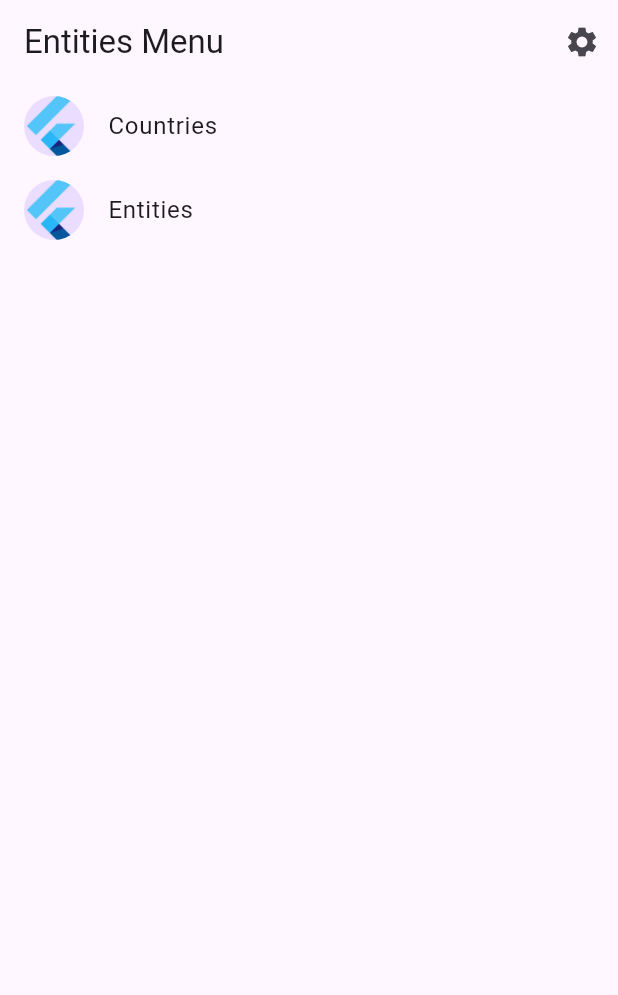
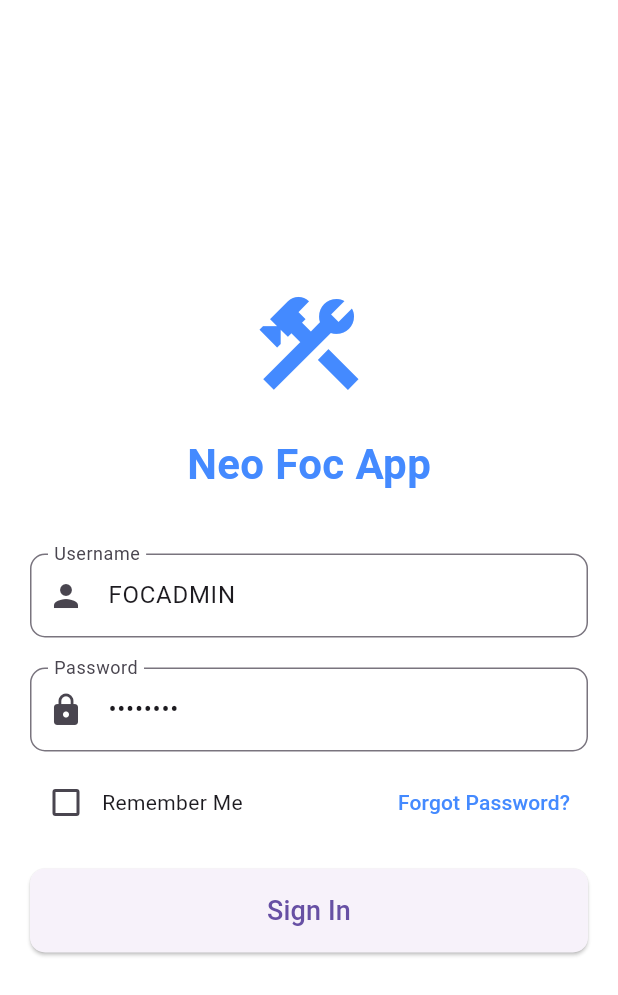
Before and after one commit to antoinesamaha/neofoc, a Flutter app: the screen it shows after launch, on a phone screen of 412 x 824 dp. Shown: the top 995 px of the screen. Run offline on Flutter 3.47's test engine with Material 3 defaults, Android fonts, the phone set to English and light mode, and no system bars; our stand-ins replace flutter_form_builder, get_it, go_router, shared_preferences; generated files the repository leaves out were written again.

Commit message:
foc-ui implement get-it and login page

```diff
--- a/foc-ui/focui/lib/src/app.dart
+++ b/foc-ui/focui/lib/src/app.dart
@@ -1,6 +1,9 @@
 import 'package:flutter/material.dart';
 import 'package:flutter_gen/gen_l10n/app_localizations.dart';
 import 'package:flutter_localizations/flutter_localizations.dart';
+import 'package:focui/main.dart';
+import 'package:focui/src/app_router.dart';
+import 'package:focui/src/auth/login_page.dart';
 import 'package:focui/src/entities/foc_entity_feature/foc_entity.dart';
 import 'package:focui/src/entities/foc_entity_feature/foc_list_view.dart';
 import 'package:focui/src/entities/meta_feature/meta_entity.dart';
@@ -8,15 +11,17 @@ import 'package:focui/src/entities/meta_feature/meta_entity_list_view.dart';
 import 'package:focui/src/entities/meta_feature/meta_service.dart';
 import 'package:focui/src/menu/menu_view.dart';
 import 'package:focui/src/settings/theme_toggle_widget.dart';
+import 'package:go_router/go_router.dart';
 
 import 'sample_feature/sample_item_details_view.dart';
 import 'sample_feature/sample_item_list_view.dart';
+import 'services/auth_service.dart';
 import 'settings/settings_controller.dart';
 import 'settings/settings_view.dart';
 
 /// The Widget that configures your application.
-class MyApp extends StatelessWidget {
-  const MyApp({
+class NeoFocApp extends StatelessWidget {
+  const NeoFocApp({
     super.key,
     required this.settingsController,
   });
@@ -25,94 +30,110 @@ class MyApp extends StatelessWidget {
 
   @override
   Widget build(BuildContext context) {
+    return MaterialApp.router(
+      title: 'Auth Routing App',
+      routerConfig: appRouter, // Use the imported appRouter
+    );
+  }
+
   // Glue the SettingsController to the MaterialApp.
   //
   // The ListenableBuilder Widget listens to the SettingsController for changes.
   // Whenever the user updates their settings, the MaterialApp is rebuilt.
-    return ListenableBuilder(
-      listenable: settingsController,
-      builder: (BuildContext context, Widget? child) {
-        return MaterialApp(
-            // Providing a restorationScopeId allows the Navigator built by the
-            // MaterialApp to restore the navigation stack when a user leaves and
-            // returns to the app after it has been killed while running in the
-            // background.
-            restorationScopeId: 'app',
+  // return ListenableBuilder(
+  //   listenable: settingsController,
+  //   builder: (BuildContext context, Widget? child) {
+  //     return MaterialApp(
+  //         // Providing a restorationScopeId allows the Navigator built by the
+  //         // MaterialApp to restore the navigation stack when a user leaves and
+  //         // returns to the app after it has been killed while running in the
+  //         // background.
+  //         restorationScopeId: 'app',
 
-            // Provide the generated AppLocalizations to the MaterialApp. This
-            // allows descendant Widgets to display the correct translations
-            // depending on the user's locale.
-            localizationsDelegates: const [
-              AppLocalizations.delegate,
-              GlobalMaterialLocalizations.delegate,
-              GlobalWidgetsLocalizations.delegate,
-              GlobalCupertinoLocalizations.delegate,
-            ],
-            supportedLocales: const [
-              Locale('en', ''), // English, no country code
-            ],
+  //         // Provide the generated AppLocalizations to the MaterialApp. This
+  //         // allows descendant Widgets to display the correct translations
+  //         // depending on the user's locale.
+  //         localizationsDelegates: const [
+  //           AppLocalizations.delegate,
+  //           GlobalMaterialLocalizations.delegate,
+  //           GlobalWidgetsLocalizations.delegate,
+  //           GlobalCupertinoLocalizations.delegate,
+  //         ],
+  //         supportedLocales: const [
+  //           Locale('en', ''), // English, no country code
+  //         ],
 
-            // Use AppLocalizations to configure the correct application title
-            // depending on the user's locale.
-            //
-            // The appTitle is defined in .arb files found in the localization
-            // directory.
-            onGenerateTitle: (BuildContext context) => AppLocalizations.of(context)!.appTitle,
+  //         // Use AppLocalizations to configure the correct application title
+  //         // depending on the user's locale.
+  //         //
+  //         // The appTitle is defined in .arb files found in the localization
+  //         // directory.
+  //         onGenerateTitle: (BuildContext context) => AppLocalizations.of(context)!.appTitle,
 
-            // Define a light and dark color theme. Then, read the user's
-            // preferred ThemeMode (light, dark, or system default) from the
-            // SettingsController to display the correct theme.
-            theme: ThemeData(),
-            darkTheme: ThemeData.dark(),
-            themeMode: settingsController.themeMode,
+  //         // Define a light and dark color theme. Then, read the user's
+  //         // preferred ThemeMode (light, dark, or system default) from the
+  //         // SettingsController to display the correct theme.
+  //         theme: ThemeData(),
+  //         darkTheme: ThemeData.light(), //dark
+  //         themeMode: settingsController.themeMode,
+
+  //         return MaterialApp.router(
+  //             title: 'Auth Routing App',
+  //             routerConfig: appRouter, // Use the imported appRouter
+  //           );
 
   // Define a function to handle named routes in order to support
   // Flutter web url navigation and deep linking.
-            onGenerateRoute: (RouteSettings routeSettings) {
-              final uri = Uri.parse(routeSettings.name!);
-              if (uri.pathSegments.length == 2 && uri.pathSegments[0] == 'entity') {
-                final entityName = uri.pathSegments[1];
-                MetaEntity metaEntity = MetaService().getEntityByName(entityName)!;
-                return MaterialPageRoute<void>(
-                  settings: routeSettings,
-                  builder: (BuildContext context) => FocListView(metaEntity: metaEntity),
-                );
+  // onGenerateRoute: (RouteSettings routeSettings) {
+  //   final uri = Uri.parse(routeSettings.name!);
+  //   if (uri.pathSegments.length == 2 && uri.pathSegments[0] == 'entity') {
+  //     final entityName = uri.pathSegments[1];
+  //     MetaEntity metaEntity = MetaService().getEntityByName(entityName)!;
+  //     return MaterialPageRoute<void>(
+  //       settings: routeSettings,
+  //       builder: (BuildContext context) => FocListView(metaEntity: metaEntity),
+  //     );
+  //   }
+
+  // switch (routeSettings.name) {
+  //   case LoginPage.routeName:
+  //     return MaterialPageRoute<void>(
+  //       settings: routeSettings,
+  //       builder: (BuildContext context) => LoginPage(logo: const Icon(Icons.local_hospital, size: 80, color: Colors.blueAccent), appName: "Labotron"),
+  //     );
+  //   case SettingsView.routeName:
+  //     return MaterialPageRoute<void>(
+  //       settings: routeSettings,
+  //       builder: (BuildContext context) => SettingsView(controller: settingsController),
+  //     );
+  //   case MenuView.routeName:
+  //     return MaterialPageRoute<void>(
+  //       settings: routeSettings,
+  //       builder: (BuildContext context) => const MenuView(),
+  //     );
+  //   case MetaEntityListView.routeName:
+  //     return MaterialPageRoute<void>(
+  //       settings: routeSettings,
+  //       builder: (BuildContext context) => const MetaEntityListView(),
+  //     );
+  //   case SampleItemDetailsView.routeName:
+  //     return MaterialPageRoute<void>(
+  //       settings: routeSettings,
+  //       builder: (BuildContext context) => const SampleItemDetailsView(),
+  //     );
+  //   case SampleItemListView.routeName:
+  //     return MaterialPageRoute<void>(
+  //       settings: routeSettings,
+  //       builder: (BuildContext context) => const SampleItemListView(),
+  //     );
+  //   default:
+  //     return MaterialPageRoute<void>(
+  //       settings: routeSettings,
+  //       builder: (BuildContext context) => const MenuView(),
+  //     );
+  // }
+  //         });
+  //   },
+  // );
+  // }
 }
-
-              switch (routeSettings.name) {
-                case SettingsView.routeName:
-                  return MaterialPageRoute<void>(
-                    settings: routeSettings,
-                    builder: (BuildContext context) => SettingsView(controller: settingsController),
-                  );
-                case MenuView.routeName:
-                  return MaterialPageRoute<void>(
-                    settings: routeSettings,
-                    builder: (BuildContext context) => const MenuView(),
-                  );
-                case MetaEntityListView.routeName:
-                  return MaterialPageRoute<void>(
-                    settings: routeSettings,
-                    builder: (BuildContext context) => const MetaEntityListView(),
-                  );
-                case SampleItemDetailsView.routeName:
-                  return MaterialPageRoute<void>(
-                    settings: routeSettings,
-                    builder: (BuildContext context) => const SampleItemDetailsView(),
-                  );
-                case SampleItemListView.routeName:
-                  return MaterialPageRoute<void>(
-                    settings: routeSettings,
-                    builder: (BuildContext context) => const SampleItemListView(),
-                  );
-                default:
-                  return MaterialPageRoute<void>(
-                    settings: routeSettings,
-                    builder: (BuildContext context) => const MenuView(),
-                  );
-              }
-            });
-      },
-    );
-  }
-}
--- /dev/null
+++ b/foc-ui/focui/lib/src/app_router.dart
@@ -0,0 +1,47 @@
+// lib/routing/app_router.dart
+import 'package:focui/main.dart';
+import 'package:focui/src/auth/login_page.dart';
+import 'package:focui/src/entities/meta_feature/meta_entity_list_view.dart';
+import 'package:focui/src/menu/menu_view.dart';
+import 'package:focui/src/services/auth_service.dart';
+import 'package:go_router/go_router.dart';
+
+final GoRouter appRouter = GoRouter(
+  initialLocation: '/',
+  redirect: (context, state) async {
+    final authService = getIt<AuthService>();
+    final loggedIn = await authService.isLoggedIn();
+    final loggingIn = state.matchedLocation == '/login';
+
+    if (!loggedIn) {
+      return loggingIn ? null : '/login';
+    }
+
+    if (loggingIn) {
+      return '/home';
+    }
+
+    return null;
+  },
+  routes: [
+    GoRoute(
+      path: '/',
+      redirect: (_, __) => '/home',
+    ),
+    GoRoute(
+      path: '/login',
+      name: 'login',
+      builder: (context, state) => const LoginPage(),
+    ),
+    GoRoute(
+      path: '/home',
+      name: 'home',
+      builder: (context, state) => const MenuView(),
+    ),
+    GoRoute(
+      path: '/entities',
+      name: 'entities',
+      builder: (context, state) => const MetaEntityListView(),
+    ),
+  ],
+);
--- /dev/null
+++ b/foc-ui/focui/lib/src/auth/login_page.dart
@@ -0,0 +1,160 @@
+import 'package:flutter/material.dart';
+import 'package:focui/main.dart';
+import 'package:focui/src/services/auth_service.dart';
+import 'package:go_router/go_router.dart';
+import 'dart:convert'; // For jsonEncode and jsonDecode
+import 'package:http/http.dart' as http; // For making HTTP requests
+import 'package:focui/src/settings/config.dart'; // For the Config class
+
+class LoginPage extends StatefulWidget {
+  static const routeName = '/auth/login';
+  final String appName;
+  final Widget? logo;
+
+  const LoginPage({
+    Key? key,
+    this.appName = "Neo Foc App",
+    this.logo,
+  }) : super(key: key);
+
+  @override
+  _LoginPageState createState() => _LoginPageState();
+}
+
+class _LoginPageState extends State<LoginPage> {
+  final TextEditingController _usernameController = TextEditingController();
+  final TextEditingController _passwordController = TextEditingController();
+  bool _rememberMe = false;
+  bool _isLoading = false;
+
+  Future<void> _login() async {
+    final authService = getIt<AuthService>();
+    final String username = _usernameController.text.trim();
+    final String password = _passwordController.text.trim();
+
+    if (username.isEmpty || password.isEmpty) {
+      ScaffoldMessenger.of(context).showSnackBar(
+        SnackBar(content: Text("Please enter both username and password")),
+      );
+      return;
+    }
+
+    setState(() {
+      _isLoading = true;
+    });
+
+    try {
+      // Simulate login
+      final success = await authService.login(username, password);
+
+      if (success) {
+        GoRouter.of(context).go('/home');
+      } else {
+        ScaffoldMessenger.of(context).showSnackBar(
+          SnackBar(content: Text("Login failed")),
+        );
+      }
+    } catch (e) {
+      ScaffoldMessenger.of(context).showSnackBar(
+        SnackBar(content: Text("An error occurred: $e")),
+      );
+    } finally {
+      setState(() {
+        _isLoading = false;
+      });
+    }
+  }
+
+  @override
+  void initState() {
+    super.initState();
+    // Set default values for the text fields
+    _usernameController.text = "FOCADMIN"; // Replace with your desired default value
+    _passwordController.text = "FOCADMIN"; // Replace with your desired default value
+  }
+
+  @override
+  Widget build(BuildContext context) {
+    return Scaffold(
+      backgroundColor: Colors.white,
+      body: Center(
+        child: Padding(
+          padding: const EdgeInsets.all(20.0),
+          child: Column(
+            mainAxisAlignment: MainAxisAlignment.center,
+            crossAxisAlignment: CrossAxisAlignment.center,
+            children: [
+              // Logo
+              widget.logo ?? Icon(Icons.construction, size: 80, color: Colors.blueAccent),
+              SizedBox(height: 20),
+              Text(widget.appName, style: TextStyle(fontSize: 28, fontWeight: FontWeight.bold, color: Colors.blueAccent)),
+              SizedBox(height: 40),
+
+              // Username field
+              TextField(
+                controller: _usernameController,
+                decoration: InputDecoration(
+                  labelText: "Username",
+                  prefixIcon: Icon(Icons.person),
+                  border: OutlineInputBorder(borderRadius: BorderRadius.circular(10)),
+                ),
+              ),
+              SizedBox(height: 20),
+
+              // Password field
+              TextField(
+                controller: _passwordController,
+                obscureText: true,
+                decoration: InputDecoration(
+                  labelText: "Password",
+                  prefixIcon: Icon(Icons.lock),
+                  border: OutlineInputBorder(borderRadius: BorderRadius.circular(10)),
+                ),
+              ),
+              SizedBox(height: 10),
+
+              // Remember Me & Forgot Password
+              Row(
+                mainAxisAlignment: MainAxisAlignment.spaceBetween,
+                children: [
+                  Row(
+                    children: [
+                      Checkbox(
+                        value: _rememberMe,
+                        onChanged: (value) {
+                          setState(() => _rememberMe = value!);
+                        },
+                      ),
+                      Text("Remember Me")
+                    ],
+                  ),
+                  TextButton(
+                    onPressed: () {},
+                    child: Text("Forgot Password?", style: TextStyle(color: Colors.blueAccent)),
+                  ),
+                ],
+              ),
+              SizedBox(height: 20),
+
+              // Login Button
+              SizedBox(
+                width: double.infinity,
+                child: ElevatedButton(
+                  onPressed: () {
+                    print("Logging in as: ${_usernameController.text}");
+                    _isLoading ? null : _login();
+                  },
+                  style: ElevatedButton.styleFrom(
+                    padding: EdgeInsets.symmetric(vertical: 15),
+                    shape: RoundedRectangleBorder(borderRadius: BorderRadius.circular(10)),
+                  ),
+                  child: _isLoading ? CircularProgressIndicator(color: Colors.white) : Text("Sign In", style: TextStyle(fontSize: 18)),
+                ),
+              ),
+            ],
+          ),
+        ),
+      ),
+    );
+  }
+}
--- /dev/null
+++ b/foc-ui/focui/lib/src/services/auth_service.dart
@@ -0,0 +1,38 @@
+import 'dart:convert';
+
+import 'package:focui/src/settings/config.dart';
+import 'package:http/http.dart' as http; // For making HTTP requests
+
+class AuthService {
+  String accessToken = '';
+
+  Future<bool> isLoggedIn() async {
+    return accessToken.isNotEmpty;
+  }
+
+  Future<bool> login(String username, String password) async {
+    accessToken = '';
+    // In a real app, you would make an API call here to authenticate.
+    // For this example, we'll just simulate a successful login if the username and password are not empty.
+    if (username.isNotEmpty && password.isNotEmpty) {
+      final response = await http.post(
+        Uri.parse('${Config.baseUrl}/foc/auth/login'), // Replace with your API URL
+        headers: {'Content-Type': 'application/json'},
+        body: jsonEncode({'username': username, 'password': password}),
+      );
+
+      if (response.statusCode == 200) {
+        final data = jsonDecode(response.body);
+        accessToken = data['access_token'];
+        if (accessToken.isNotEmpty) {
+          return true;
+        }
+      }
+    }
+    return false;
+  }
+
+  Future<void> logout() async {
+    accessToken = '';
+  }
+}
--- /dev/null
+++ b/foc-ui/focui/lib/src/settings/config.dart
@@ -0,0 +1,3 @@
+class Config {
+  static const String baseUrl = 'http://localhost:8099'; // Replace with your API base URL
+}
--- a/foc-ui/focui/pubspec.yaml
+++ b/foc-ui/focui/pubspec.yaml
@@ -16,6 +16,9 @@ dependencies:
     sdk: flutter
   http: ^1.2.0
   flutter_form_builder: ^9.0.0
+  get_it: ^7.6.7 # Or the latest version
+  go_router: ^13.2.0 # Or the latest version (a good routing package)
+  shared_preferences: ^2.2.2 # Or the latest version (for simulating auth state)
 
 dev_dependencies:
   flutter_test:
```
Also changed, not shown: foc-ui/focui/lib/main.dart (+17 -1 lines), foc-ui/focui/lib/src/menu/menu_view.dart (+6 -4 lines). Lines whose indentation alone changed are shown as unchanged.
